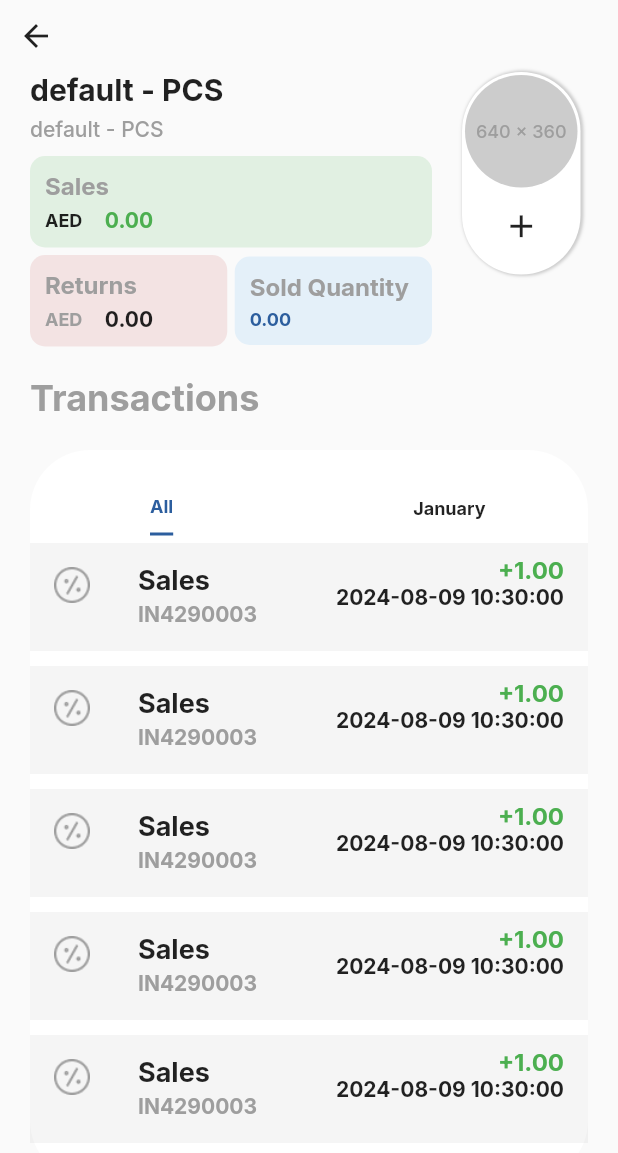
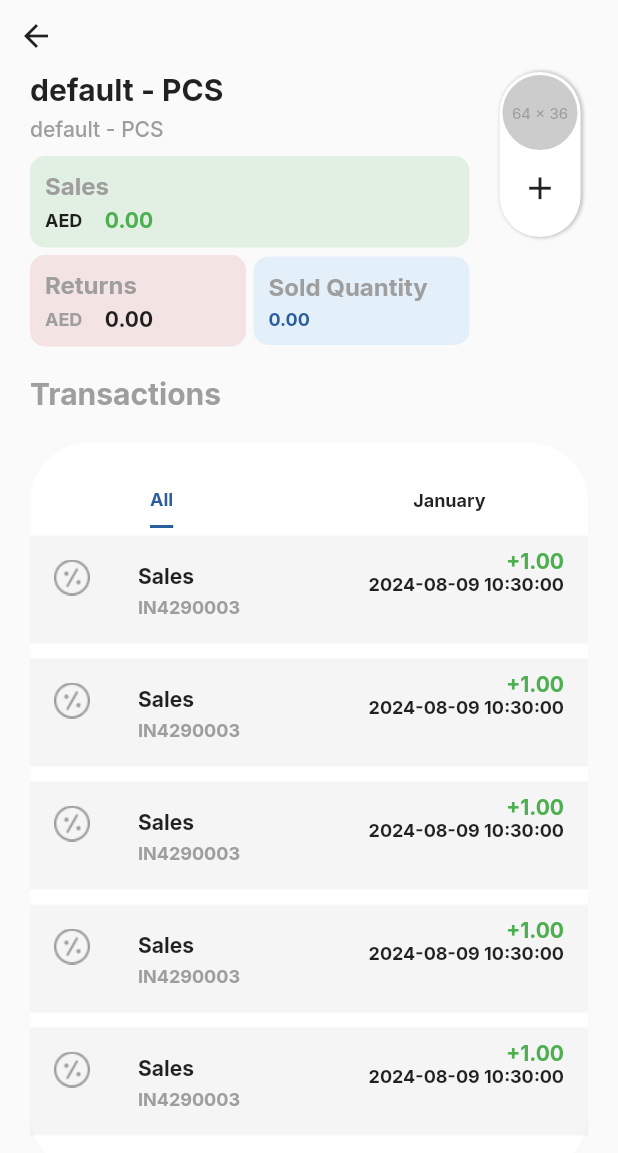
Before and after one commit to Rohit7602/spreadx_web, a Flutter app: the ProductDetailsView screen opened directly with sample values from the repository, on a phone screen of 412 x 824 dp. Shown: the top 1153 px of the screen. Run offline on Flutter 3.47's test engine with Material 3 defaults, Android fonts, the phone set to English and light mode, and no system bars; our stand-ins replace carousel_slider, data_table_2, get, go_router, google_fonts and 2 more; missing offline and left inert: country_currency_pickers, country_pickers, dart:ffi, expand_widget, win32, window_manager; accounts and stored records are empty; statements that could not run were skipped.

Commit message:
Code Merge 09/08

```diff
--- a/lib/View/Product/product_details_view.dart
+++ b/lib/View/Product/product_details_view.dart
@@ -191,15 +191,15 @@ class _ProductDetailsViewState extends State<ProductDetailsView> {
                                 children: [
                                   Container(
                                     alignment: Alignment.center,
-                                    width: 75,
-                                    height: 75,
+                                    width: 50,
+                                    height: 50,
                                     decoration: BoxDecoration(
                                         shape: BoxShape.circle,
                                         color: styleSheet
                                             .COLOR.productCardGreyColor),
                                     child: Text(
-                                      "640 x 360",
-                                      style: styleSheet.TEXT_THEME.fs12Medium
+                                      "64 x 36",
+                                      style: styleSheet.TEXT_THEME.fs10Medium
                                           .copyWith(
                                               color:
                                                   styleSheet.COLOR.greyColor),
@@ -223,7 +223,7 @@ class _ProductDetailsViewState extends State<ProductDetailsView> {
                                                     selected("edit");
                                                   },
                                                   padding:
-                                                      const EdgeInsets.all(15),
+                                                      const EdgeInsets.all(10),
                                                   icon: const Icon(
                                                       Icons.edit_outlined)),
                                             ),
@@ -240,7 +240,7 @@ class _ProductDetailsViewState extends State<ProductDetailsView> {
                                                     expandEditButton(false);
                                                   },
                                                   padding:
-                                                      const EdgeInsets.all(15),
+                                                      const EdgeInsets.all(10),
                                                   icon: const Icon(
                                                       Icons.restore)),
                                             ),
@@ -258,7 +258,7 @@ class _ProductDetailsViewState extends State<ProductDetailsView> {
                                                     expandEditButton(false);
                                                   },
                                                   padding:
-                                                      const EdgeInsets.all(15),
+                                                      const EdgeInsets.all(10),
                                                   icon:
                                                       const Icon(Icons.delete)),
                                             ),
@@ -282,7 +282,7 @@ class _ProductDetailsViewState extends State<ProductDetailsView> {
                       ),
                       styleSheet.appConfig.addHeight(20),
                       Text("Transactions",
-                          style: styleSheet.TEXT_THEME.fs24Bold
+                          style: styleSheet.TEXT_THEME.fs20Bold
                               .copyWith(color: styleSheet.COLOR.greyColor)),
                       styleSheet.appConfig.addHeight(20),
                       Container(
@@ -353,14 +353,13 @@ class _ProductDetailsViewState extends State<ProductDetailsView> {
                                     child: ListTile(
                                       leading: Image.asset(
                                           styleSheet.icons.saleIcon,
-                                          height: 24,
                                           color: styleSheet.COLOR.greyColor,
                                           width: 24),
                                       title: Text("Sales",
                                           style:
-                                              styleSheet.TEXT_THEME.fs18Bold),
+                                              styleSheet.TEXT_THEME.fs14Bold),
                                       subtitle: Text("IN4290003",
-                                          style: styleSheet.TEXT_THEME.fs14Bold
+                                          style: styleSheet.TEXT_THEME.fs12Bold
                                               .copyWith(
                                                   color: styleSheet
                                                       .COLOR.greyColor)),
@@ -370,7 +369,7 @@ class _ProductDetailsViewState extends State<ProductDetailsView> {
                                         children: [
                                           Text("+1.00",
                                               style: styleSheet
-                                                  .TEXT_THEME.fs16Bold
+                                                  .TEXT_THEME.fs14Bold
                                                   .copyWith(
                                                       color: styleSheet
                                                           .COLOR.greenColor)),
@@ -378,7 +377,7 @@ class _ProductDetailsViewState extends State<ProductDetailsView> {
                                               DateFormat("yyyy-MM-dd hh:mm:ss")
                                                   .format(DateTime.now()),
                                               style: styleSheet
-                                                  .TEXT_THEME.fs14Bold),
+                                                  .TEXT_THEME.fs12Bold),
                                         ],
                                       ),
                                     ),
```
